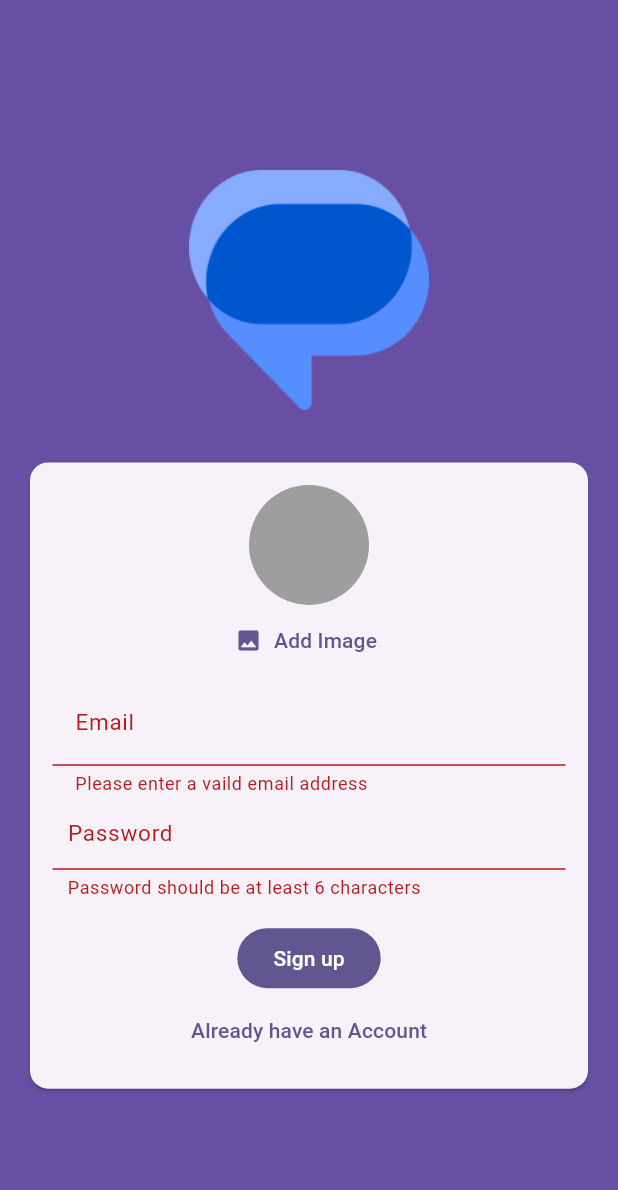
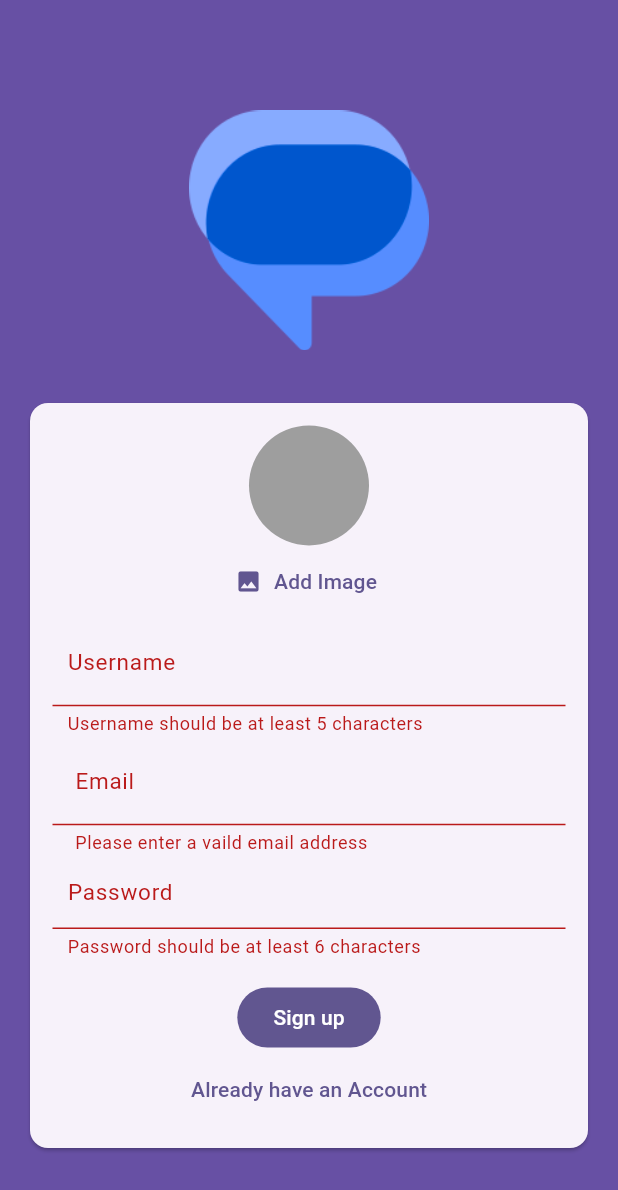
Before and after one commit to JJJangJeongSu/chat_app, a Flutter app: the screen it shows after launch, after a tap on "Login", after a tap on "Create an account", after a tap on "Sign up", on a phone screen of 412 x 824 dp. Shown: the top 1190 px of the screen. Run offline on Flutter 3.47's test engine with Material 3 defaults, Android fonts, the phone set to English and light mode, and no system bars; our stand-ins replace cloud_firestore, firebase_auth, firebase_core, firebase_storage, image_picker; accounts and stored records are empty.

```diff
--- a/lib/screens/auth.dart
+++ b/lib/screens/auth.dart
@@ -1,6 +1,7 @@
 import 'dart:io';
 
 import 'package:chat_app/widgets/user_image_picker.dart';
+import 'package:cloud_firestore/cloud_firestore.dart';
 import 'package:firebase_storage/firebase_storage.dart';
 import 'package:flutter/material.dart';
 import "package:firebase_auth/firebase_auth.dart";
@@ -21,6 +22,8 @@ class _AuthScreenState extends State<AuthScreen> {
 
   String _enteredEmail = '';
   String _enteredPassword = '';
+  String _enteredUsername = '';
+
   File? _selectedImage;
   bool? _isAuthenticating;
 
@@ -33,8 +36,6 @@ class _AuthScreenState extends State<AuthScreen> {
 
     if (isValid) {
       _formKey.currentState!.save();
-      print(_enteredEmail);
-      print(_enteredPassword);
 
       try {
         if (_loginMode == true) {
@@ -59,6 +60,15 @@ class _AuthScreenState extends State<AuthScreen> {
 
           await storageRef.putFile(_selectedImage!);
           final imageUrl = await storageRef.getDownloadURL();
+
+          FirebaseFirestore.instance
+              .collection('users')
+              .doc(userCredential.user!.uid)
+              .set({
+            'username': _enteredUsername,
+            'email': _enteredEmail,
+            'image_url': imageUrl
+          });
 
           setState(() {
             _isAuthenticating = false;
@@ -111,6 +121,26 @@ class _AuthScreenState extends State<AuthScreen> {
                         children: [
                           if (!_loginMode)
                             UserImagePicker(selectUserImage: _selectUserImage),
+                          if (!_loginMode)
+                            TextFormField(
+                              decoration: InputDecoration(
+                                label: const Text("Username"),
+                                labelStyle:
+                                    const TextStyle().copyWith(fontSize: 15),
+                                contentPadding: const EdgeInsets.symmetric(
+                                    horizontal: 10, vertical: 10),
+                              ),
+                              keyboardType: TextInputType.text,
+                              enableSuggestions: false,
+                              validator: (value) {
+                                if (value == null || value.trim().length < 5) {
+                                  return "Username should be at least 5 characters";
+                                }
+                              },
+                              onSaved: (newValue) {
+                                _enteredUsername = newValue!;
+                              },
+                            ),
                           TextFormField(
                             decoration: InputDecoration(
                               label: const Text("Email"),
@@ -120,6 +150,7 @@ class _AuthScreenState extends State<AuthScreen> {
                                   horizontal: 15, vertical: 10),
                             ),
                             keyboardType: TextInputType.emailAddress,
+                            enableSuggestions: false,
                             validator: (value) {
                               if (value == null ||
                                   value.trim().isEmpty ||
```
Also changed, not shown: lib/screens/chat.dart (+5 -2 lines), lib/widgets/chat_message.dart (added, +11 -0 lines), lib/widgets/new_message.dart (added, +43 -0 lines), 1 other file.
